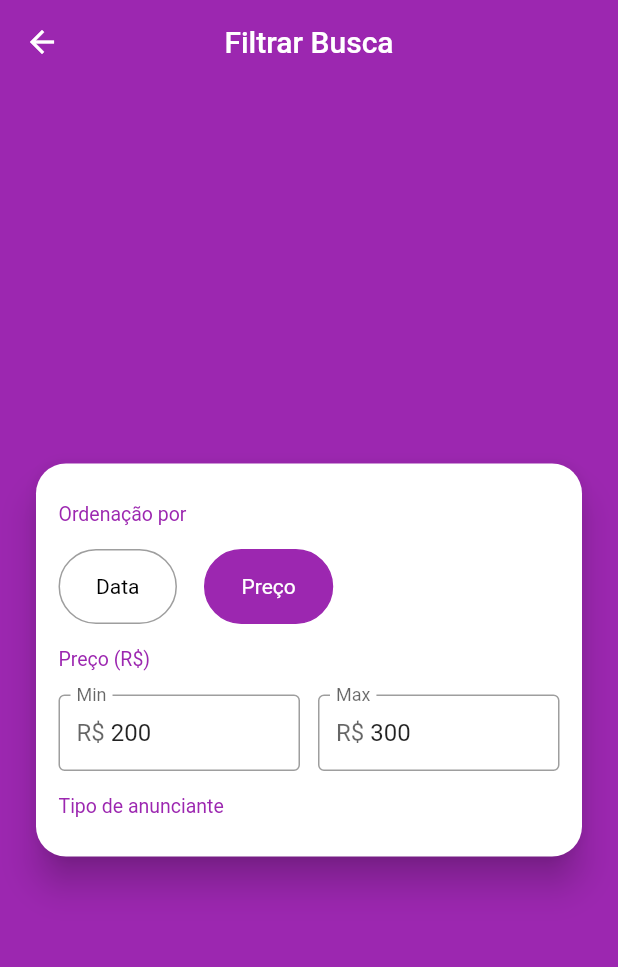
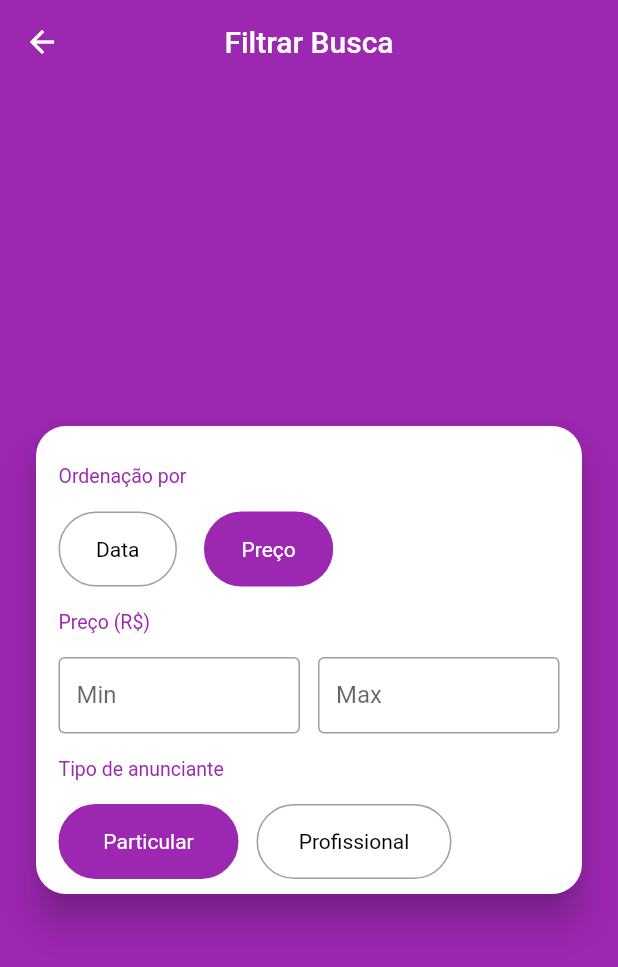
Before and after one commit to ClodoaldoRibeiro/xlo_app, a Flutter app: the FilterScreen screen opened directly, on a phone screen of 412 x 824 dp. Shown: the top 967 px of the screen. Run offline on Flutter 3.47's test engine with Material 2 defaults, Android fonts, the phone set to English and light mode, and no system bars; our stand-ins replace brasil_fields, dio, flutter_mobx, get_it, image_cropper, image_picker and 3 more; accounts and stored records are empty; generated files the repository leaves out were written again; network calls fail; statements that could not run were skipped.

Commit message:
Concluir tipo de anunciante

```diff
--- a/lib/screens/filter/components/vendor_type_field.dart
+++ b/lib/screens/filter/components/vendor_type_field.dart
@@ -1,4 +1,5 @@
 import 'package:flutter/material.dart';
+import 'package:flutter_mobx/flutter_mobx.dart';
 import 'package:xlo_app/screens/filter/section_title.dart';
 import 'package:xlo_app/stores/filter_store.dart';
 
@@ -13,6 +14,88 @@ class VendorTypeField extends StatelessWidget {
       crossAxisAlignment: CrossAxisAlignment.start,
       children: [
         SectionTitle('Tipo de anunciante'),
+        Observer(
+          builder: (context) {
+            return Wrap(
+              runSpacing: 4,
+              children: [
+                GestureDetector(
+                  onTap: () {
+                    if (filter.isTypeParticular) {
+                      if (filter.isTypeProfessional)
+                        filter.resetVendorType(VENDOR_TYPE_PARTICULAR);
+                      else
+                        filter.selectVendorType(VENDOR_TYPE_PROFESSIONAL);
+                    } else {
+                      filter.setVendorType(VENDOR_TYPE_PARTICULAR);
+                    }
+                  },
+                  child: Container(
+                    height: 50,
+                    width: 120,
+                    decoration: BoxDecoration(
+                      borderRadius: BorderRadius.circular(25),
+                      color: filter.isTypeParticular
+                          ? Colors.purple
+                          : Colors.transparent,
+                      border: Border.all(
+                        color: filter.isTypeParticular
+                            ? Colors.purple
+                            : Colors.grey,
+                      ),
+                    ),
+                    alignment: Alignment.center,
+                    child: Text(
+                      'Particular',
+                      style: TextStyle(
+                        color: filter.isTypeParticular
+                            ? Colors.white
+                            : Colors.black,
+                      ),
+                    ),
+                  ),
+                ),
+                const SizedBox(width: 12),
+                GestureDetector(
+                  onTap: () {
+                    if (filter.isTypeProfessional) {
+                      if (filter.isTypeParticular)
+                        filter.resetVendorType(VENDOR_TYPE_PROFESSIONAL);
+                      else
+                        filter.selectVendorType(VENDOR_TYPE_PARTICULAR);
+                    } else {
+                      filter.setVendorType(VENDOR_TYPE_PROFESSIONAL);
+                    }
+                  },
+                  child: Container(
+                    height: 50,
+                    width: 130,
+                    decoration: BoxDecoration(
+                      borderRadius: BorderRadius.circular(25),
+                      color: filter.isTypeProfessional
+                          ? Colors.purple
+                          : Colors.transparent,
+                      border: Border.all(
+                        color: filter.isTypeProfessional
+                            ? Colors.purple
+                            : Colors.grey,
+                      ),
+                    ),
+                    alignment: Alignment.center,
+                    child: Text(
+                      'Profissional',
+                      style: TextStyle(
+                        color: filter.isTypeProfessional
+                            ? Colors.white
+                            : Colors.black,
+                      ),
+                    ),
+                  ),
+                )
+              ],
+            );
+          },
+        ),
       ],
     );
   }
--- a/lib/stores/filter_store.dart
+++ b/lib/stores/filter_store.dart
@@ -19,7 +19,7 @@ abstract class _FilterStore with Store {
   }
 
   @observable
-  int minPrice = 200;
+  int minPrice;
 
   @action
   void setMinPrice(int valeu) {
@@ -28,7 +28,7 @@ abstract class _FilterStore with Store {
   }
 
   @observable
-  int maxPrice = 300;
+  int maxPrice;
 
   @action
   void setMaxPrice(int valeu) {
@@ -43,7 +43,7 @@ abstract class _FilterStore with Store {
           : null;
 
   @observable
-  int vendorType;
+  int vendorType = VENDOR_TYPE_PARTICULAR;
 
   @action
   void selectVendorType(int value) => vendorType = value;
```
